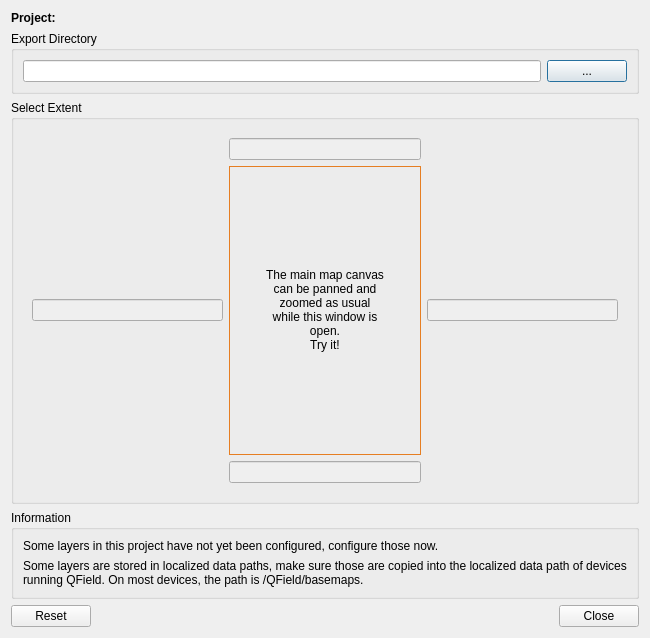
Old version of the form qfieldsync/ui/package_dialog.ui in the repository opengisch/qfieldsync.
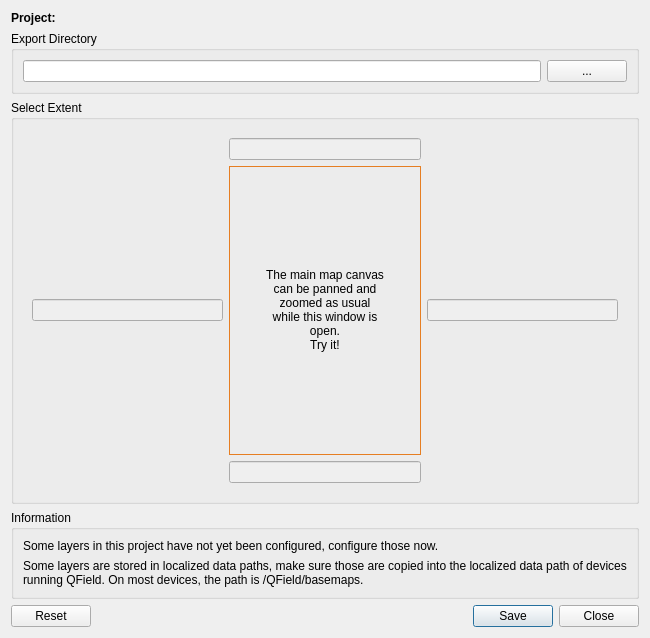
New version of the form.

Commit message: More general UI improvement to package and synchronize dialogs

Patch:
```diff
--- a/qfieldsync/ui/package_dialog.ui
+++ b/qfieldsync/ui/package_dialog.ui
@@ -243,7 +243,7 @@
       <enum>Qt::Horizontal</enum>
      </property>
      <property name="standardButtons">
-      <set>QDialogButtonBox::Close|QDialogButtonBox::Reset</set>
+      <set>QDialogButtonBox::Close|QDialogButtonBox::Save|QDialogButtonBox::Reset</set>
      </property>
     </widget>
    </item>
```
The commit also changes 3 other files.
